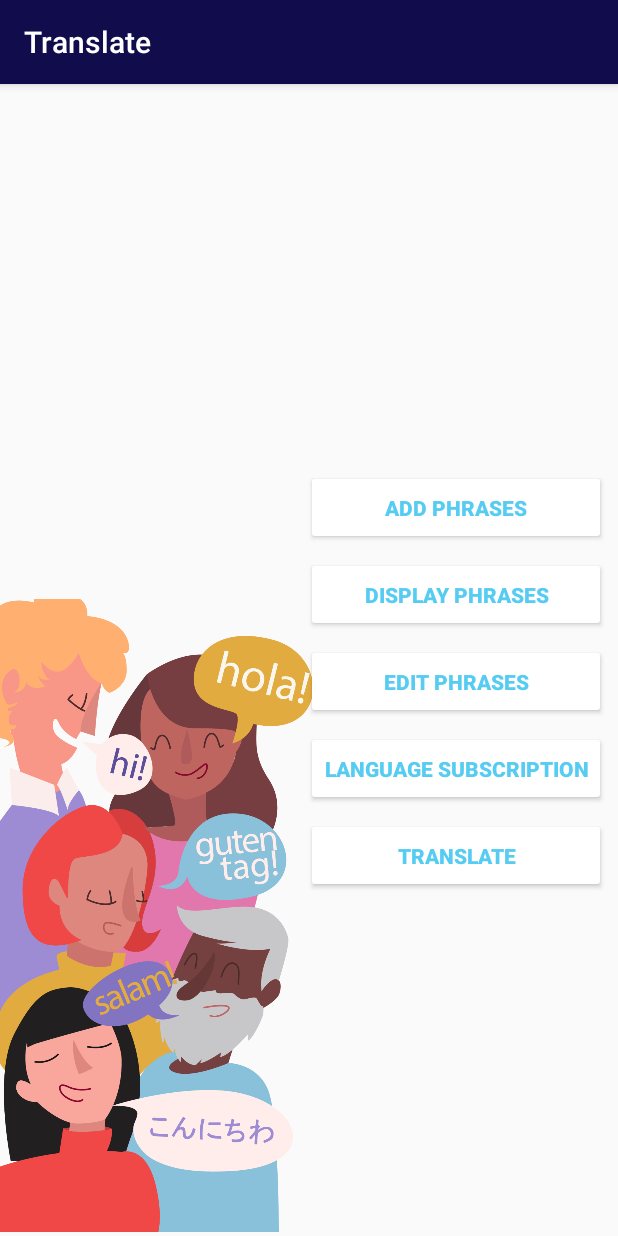
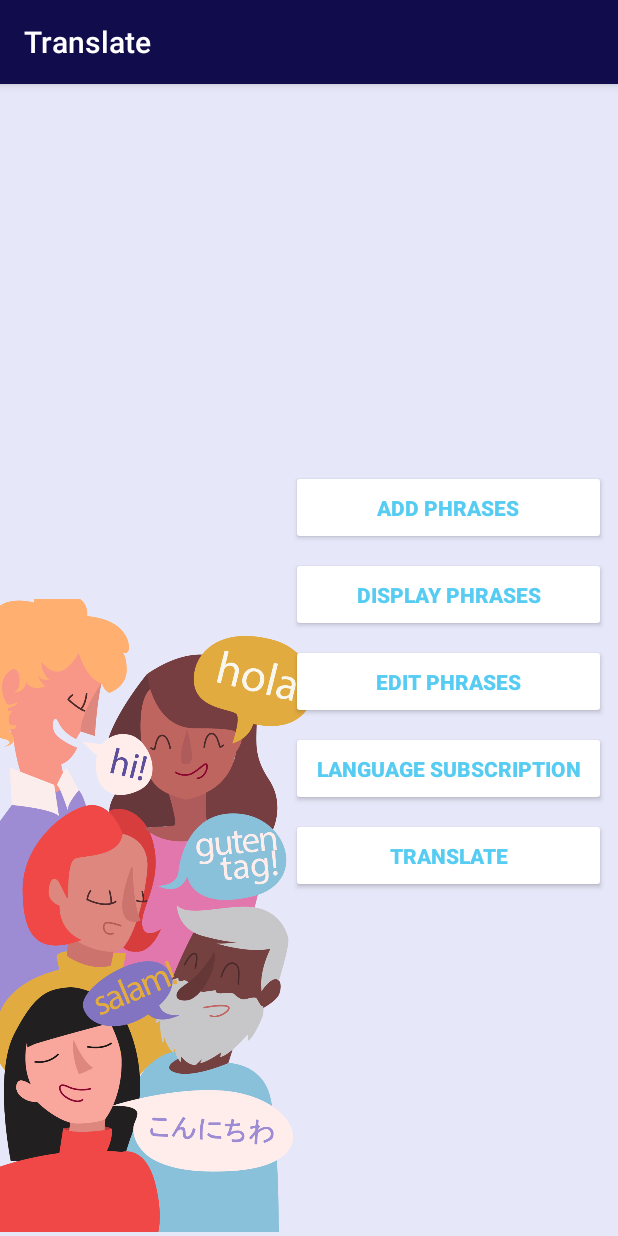
Before and after one commit to DinDev3/Translate, an Android app: the screen it shows after launch (MainActivity), on a phone screen of 412 x 824 dp. Run offline under Robolectric (Android 15) with nearby library versions, the phone set to English and light mode, and no system bars; our stand-ins replace Room's generated code.

Commit message:
Fixed crashing issue when opening activities from Main Screen and made UI enhancements

```diff
--- a/Translate/app/src/main/AndroidManifest.xml
+++ b/Translate/app/src/main/AndroidManifest.xml
@@ -12,7 +12,7 @@
         android:supportsRtl="true"
         android:theme="@style/AppTheme">
         <activity android:name=".TranslateActivity" android:label="Translate"/>
-        <activity android:name=".LanguageSubscription" android:label="Language Subscription"/>
+        <activity android:name=".LanguageSubscription" android:label="Language Subscriptions"/>
         <activity android:name=".EditPhrases" android:label="Edit Phrases"/>
         <activity android:name=".DisplayPhrases" android:label="Display Phrases"/>
         <activity android:name=".AddPhrases" android:label="Add Phrases"/>
--- a/Translate/app/src/main/java/lk/dinuka/translate/AddPhrases.java
+++ b/Translate/app/src/main/java/lk/dinuka/translate/AddPhrases.java
@@ -24,9 +24,10 @@ public class AddPhrases extends AppCompatActivity {
         // add this to the db
         String english = enterEnglish.getText().toString();
 
-        if (english.length() > 0) {             // there should be atleast one letter to add into the db
+        if (english.length() > 0) {             // there should be at least one letter to add into the db
             EnglishRepository englishRepository = new EnglishRepository(getApplicationContext());
-            englishRepository.insertTask(english);
+            englishRepository.insertTask(english);          // insert new phrase into db
+            MainActivity.allEnglishFromDB.add(english);     // update arrayList of of all phrases
             displayToast("The newly entered text was saved.");
 
         } else {
--- a/Translate/app/src/main/java/lk/dinuka/translate/EditPhrases.java
+++ b/Translate/app/src/main/java/lk/dinuka/translate/EditPhrases.java
@@ -121,12 +121,14 @@ public class EditPhrases extends AppCompatActivity implements MyEditAdapter.OnEd
                 // notify adapter
                 mAdapter.notifyItemChanged(chosenPosition);
 
+                displayToast("The phrase has been updated.");
+
 
             } else {
                 displayToast("The phrase must have at least one character");
             }
         } else{
-            displayToast("Choose a word/ phrase to be translated");
+            displayToast("Choose a word/ phrase to be edited");
         }
     }
 
--- a/Translate/app/src/main/java/lk/dinuka/translate/MainActivity.java
+++ b/Translate/app/src/main/java/lk/dinuka/translate/MainActivity.java
@@ -82,21 +82,10 @@ public class MainActivity extends AppCompatActivity {
             }
         });
 
-    }
-
-    @Override
-    protected void onStart() {
-        super.onStart();
-
-        refreshData();      // reload updated data from db into allEnglishFromDB arrayList if there were any changes in data
+        refreshData();      // load data from db into allEnglishFromDB arrayList
 
     }
 
-//    @Override
-//    protected void onDestroy() {
-//        super.onDestroy();
-//
-//    }
 
     public void refreshData() {
         //       --------------------------------------------------------------------------------------------
@@ -114,7 +103,7 @@ public class MainActivity extends AppCompatActivity {
                     allEnglishFromDB.add(english.getEnglish());     // saving all english word/ phrases received
 
 //                     can use these to check data of received records in console
-//                    System.out.println("-----------------------");
+//                    System.out.println("-----------------------1");
 //                    System.out.println(english.getId());
 //                    System.out.println(english.getEnglish());
 //                    System.out.println(english.getCreatedAt());
@@ -133,6 +122,8 @@ public class MainActivity extends AppCompatActivity {
             public void onChanged(@Nullable List<ForeignLanguage> allLangs) {
                 foreignLanguageSubs.clear();           // clearing existing data
                 for (ForeignLanguage language : allLangs) {
+//                    System.out.println("-----------------------2");
+
                     if (language.getSubscriptionStatus() != foreignLanguageSubs.get(language.getLanguage()))
                         foreignLanguageSubs.put(language.getLanguage(), language.getSubscriptionStatus());     // get the subscription status of the language saved in the db
                 }
--- a/Translate/app/src/main/res/layout/activity_add_phrases.xml
+++ b/Translate/app/src/main/res/layout/activity_add_phrases.xml
@@ -4,6 +4,7 @@
     xmlns:tools="http://schemas.android.com/tools"
     android:layout_width="match_parent"
     android:layout_height="match_parent"
+    android:background="#1F505BE4"
     tools:context=".AddPhrases">
 
     <EditText
--- a/Translate/app/src/main/res/layout/activity_edit_phrases.xml
+++ b/Translate/app/src/main/res/layout/activity_edit_phrases.xml
@@ -4,6 +4,7 @@
     xmlns:tools="http://schemas.android.com/tools"
     android:layout_width="match_parent"
     android:layout_height="match_parent"
+    android:background="#1F505BE4"
     tools:context=".EditPhrases">
 
     <Button
--- a/Translate/app/src/main/res/layout/activity_language_subscription.xml
+++ b/Translate/app/src/main/res/layout/activity_language_subscription.xml
@@ -4,6 +4,7 @@
     xmlns:tools="http://schemas.android.com/tools"
     android:layout_width="match_parent"
     android:layout_height="match_parent"
+    android:background="#1F505BE4"
     tools:context=".LanguageSubscription">
 
     <androidx.recyclerview.widget.RecyclerView
--- a/Translate/app/src/main/res/layout/activity_main.xml
+++ b/Translate/app/src/main/res/layout/activity_main.xml
@@ -4,6 +4,7 @@
     xmlns:tools="http://schemas.android.com/tools"
     android:layout_width="match_parent"
     android:layout_height="match_parent"
+    android:background="#1F505BE4"
     tools:context=".MainActivity">
 
     <ImageView
@@ -27,7 +28,7 @@
 
         <Button
             android:id="@+id/add_phrases_button"
-            android:layout_width="200dp"
+            android:layout_width="210dp"
             android:layout_height="50dp"
             android:layout_marginTop="28dp"
             android:backgroundTint="#FFFFFF"
@@ -40,7 +41,7 @@
 
         <Button
             android:id="@+id/display_phrases_button"
-            android:layout_width="200dp"
+            android:layout_width="210dp"
             android:layout_height="50dp"
             android:layout_marginTop="8dp"
             android:backgroundTint="#FFFFFF"
@@ -53,7 +54,7 @@
 
         <Button
             android:id="@+id/edit_phrases_button"
-            android:layout_width="200dp"
+            android:layout_width="210dp"
             android:layout_height="50dp"
             android:layout_marginTop="8dp"
             android:backgroundTint="#FFFFFF"
@@ -66,7 +67,7 @@
 
         <Button
             android:id="@+id/language_subscription_button"
-            android:layout_width="200dp"
+            android:layout_width="210dp"
             android:layout_height="50dp"
             android:layout_marginTop="8dp"
             android:backgroundTint="#FFFFFF"
@@ -79,7 +80,7 @@
 
         <Button
             android:id="@+id/translate_button"
-            android:layout_width="200dp"
+            android:layout_width="210dp"
             android:layout_height="50dp"
             android:layout_marginTop="8dp"
             android:backgroundTint="#FFFFFF"
--- a/Translate/app/src/main/res/layout/activity_translate.xml
+++ b/Translate/app/src/main/res/layout/activity_translate.xml
@@ -4,6 +4,7 @@
     xmlns:tools="http://schemas.android.com/tools"
     android:layout_width="match_parent"
     android:layout_height="match_parent"
+    android:background="#1F505BE4"
     tools:context=".TranslateActivity">
 
     <Spinner
@@ -39,6 +40,9 @@
         android:gravity="center"
         android:textColor="@color/colorPrimaryDark"
         android:textSize="18sp"
+        app:autoSizeMaxTextSize="18dp"
+        app:autoSizeMinTextSize="1dp"
+        app:autoSizeTextType="uniform"
         app:layout_constraintBottom_toBottomOf="parent"
         app:layout_constraintStart_toStartOf="parent" />
 
```
Also changed, not shown: Translate/app/src/main/java/lk/dinuka/translate/LanguageSubscription.java (+10 -0 lines), Translate/app/src/main/res/layout/activity_display_phrases.xml (+9 -7 lines).
